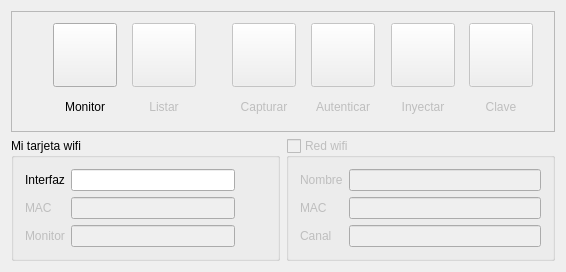
Old version of the form qaircrack.ui in the repository shoden/qaircrack.
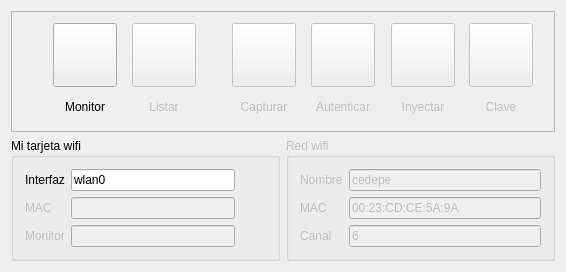
New version of the form. Icons and pictures are not drawn.

Diff of the .ui file:
```diff
--- a/qaircrack.ui
+++ b/qaircrack.ui
@@ -432,7 +432,11 @@
        </widget>
       </item>
       <item row="0" column="1">
-       <widget class="QLineEdit" name="myInterface"/>
+       <widget class="QLineEdit" name="myInterface">
+        <property name="text">
+         <string>wlan0</string>
+        </property>
+       </widget>
       </item>
       <item row="1" column="0">
        <widget class="QLabel" name="label_12">
@@ -509,7 +513,7 @@
       <bool>false</bool>
      </property>
      <property name="checkable">
-      <bool>true</bool>
+      <bool>false</bool>
      </property>
      <property name="checked">
       <bool>false</bool>
@@ -523,7 +527,11 @@
        </widget>
       </item>
       <item row="0" column="1">
-       <widget class="QLineEdit" name="apName"/>
+       <widget class="QLineEdit" name="apName">
+        <property name="text">
+         <string>cedepe</string>
+        </property>
+       </widget>
       </item>
       <item row="1" column="0">
        <widget class="QLabel" name="label_9">
@@ -533,7 +541,11 @@
        </widget>
       </item>
       <item row="1" column="1">
-       <widget class="QLineEdit" name="apMac"/>
+       <widget class="QLineEdit" name="apMac">
+        <property name="text">
+         <string>00:23:CD:CE:5A:9A</string>
+        </property>
+       </widget>
       </item>
       <item row="2" column="0">
        <widget class="QLabel" name="label_10">
@@ -543,7 +555,11 @@
        </widget>
       </item>
       <item row="2" column="1">
-       <widget class="QLineEdit" name="apChannel"/>
+       <widget class="QLineEdit" name="apChannel">
+        <property name="text">
+         <string>6</string>
+        </property>
+       </widget>
       </item>
      </layout>
     </widget>
```
Left out of the diff: 12 changed lines with no effect on the pictures.
